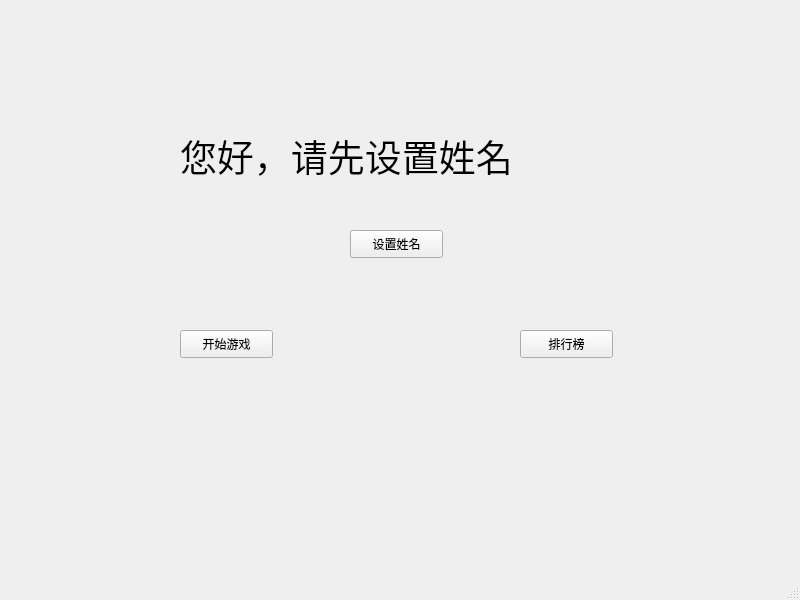
Above: cbejeweleddlg.ui from wgananh/Formal_Brmal_Bejeweled before the change. Below: the same form after it.
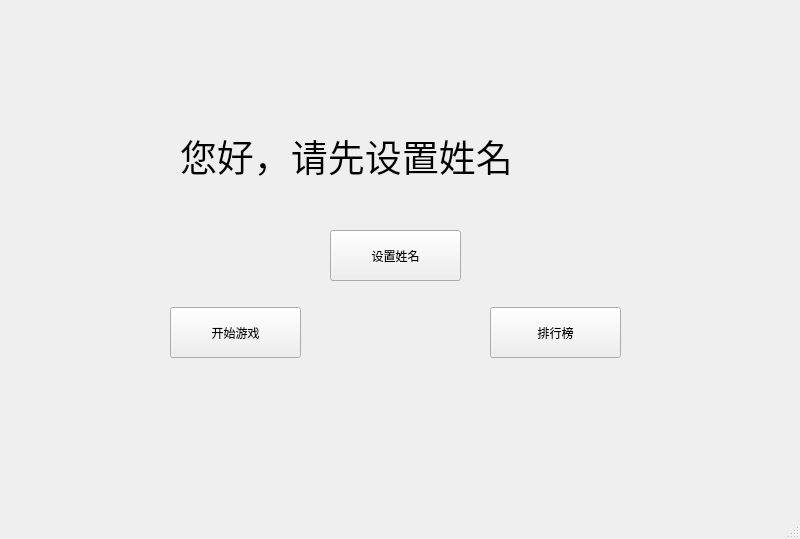
That is the form after the change. Icons and pictures are not drawn.

The edit to the form file:
```diff
--- a/cbejeweleddlg.ui
+++ b/cbejeweleddlg.ui
@@ -7,22 +7,30 @@
     <x>0</x>
     <y>0</y>
     <width>800</width>
-    <height>600</height>
+    <height>539</height>
    </rect>
   </property>
   <property name="windowTitle">
    <string>CBejeweledDlg</string>
   </property>
+  <property name="styleSheet">
+   <string notr="true">#CBejeweledDlg{
+border-image: url(:/new/picture/background_2.png);}</string>
+  </property>
   <widget class="QWidget" name="centralwidget">
    <widget class="QPushButton" name="btn_mainToGame">
     <property name="geometry">
      <rect>
-      <x>180</x>
-      <y>330</y>
-      <width>93</width>
-      <height>28</height>
+      <x>170</x>
+      <y>307</y>
+      <width>131</width>
+      <height>51</height>
      </rect>
     </property>
+    <property name="styleSheet">
+     <string notr="true">border-image: url(:/new/picture/pushbotton_background.png);
+font: 75 11pt &quot;微软雅黑&quot;;</string>
+    </property>
     <property name="text">
      <string>开始游戏</string>
     </property>
@@ -30,12 +38,16 @@
    <widget class="QPushButton" name="btn_mainToRank">
     <property name="geometry">
      <rect>
-      <x>520</x>
-      <y>330</y>
-      <width>93</width>
-      <height>28</height>
+      <x>490</x>
+      <y>307</y>
+      <width>131</width>
+      <height>51</height>
      </rect>
     </property>
+    <property name="styleSheet">
+     <string notr="true">border-image: url(:/new/picture/pushbotton_background.png);
+font: 75 11pt &quot;微软雅黑&quot;;</string>
+    </property>
     <property name="text">
      <string>排行榜</string>
     </property>
@@ -62,12 +74,16 @@
    <widget class="QPushButton" name="btn_name">
     <property name="geometry">
      <rect>
-      <x>350</x>
+      <x>330</x>
       <y>230</y>
-      <width>93</width>
-      <height>28</height>
+      <width>131</width>
+      <height>51</height>
      </rect>
     </property>
+    <property name="styleSheet">
+     <string notr="true">border-image: url(:/new/picture/pushbotton_background.png);
+font: 75 11pt &quot;微软雅黑&quot;;</string>
+    </property>
     <property name="text">
      <string>设置姓名</string>
     </property>
```
